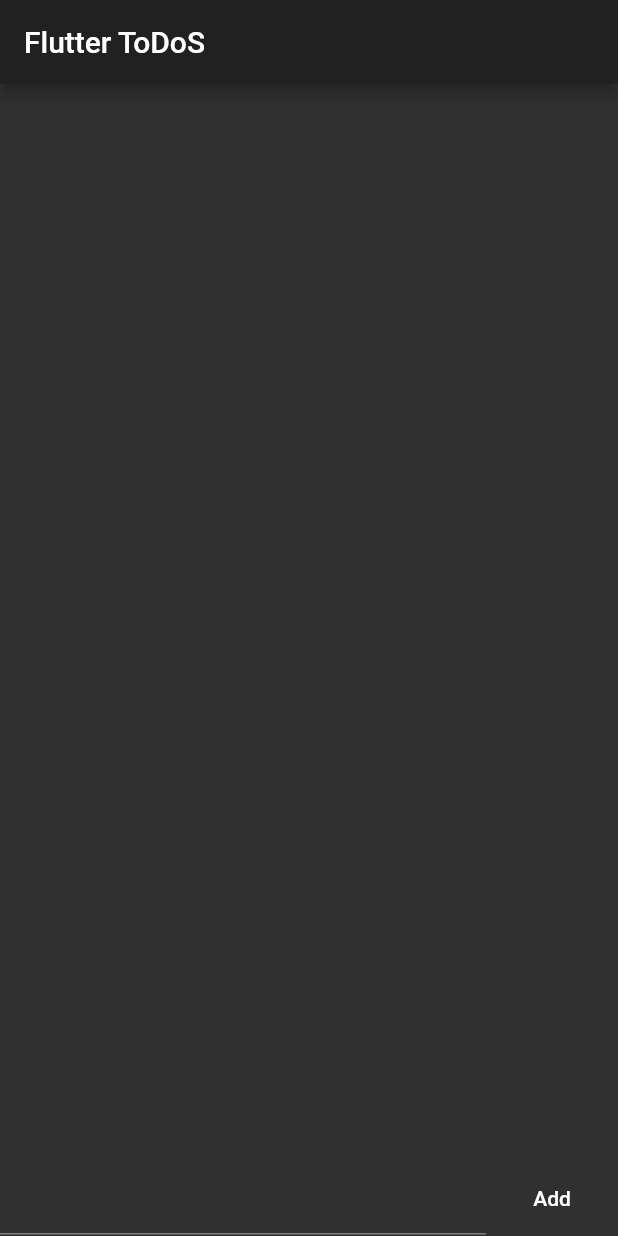
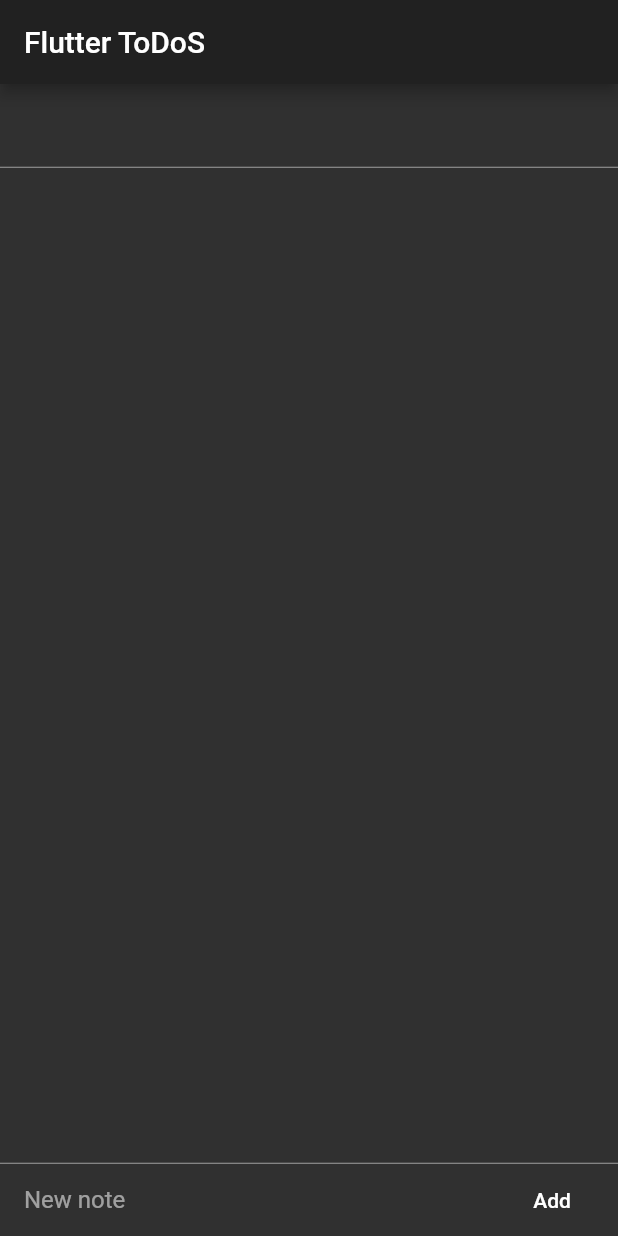
Before and after one commit to Moonkid/flutter_projects, a Flutter app: the screen it shows after launch, after a tap on "Add", on a phone screen of 412 x 824 dp. Run offline on Flutter 3.47's test engine with Material 2 defaults, Android fonts, the phone set to English and light mode, and no system bars.

Commit message:
changed layout and appearance

```diff
--- a/lecture_2_todos/lib/main.dart
+++ b/lecture_2_todos/lib/main.dart
@@ -10,7 +10,7 @@ class MyApp extends StatelessWidget {
   Widget build(BuildContext context) {
     return MaterialApp(
       title: 'Flutter Demo',
-      theme: ThemeData(brightness: Brightness.dark),
+      theme: ThemeData(brightness: Brightness.dark, cursorColor: Colors.white),
       home: HomeScreen(),
     );
   }
--- a/lecture_2_todos/lib/screens/home_screen.dart
+++ b/lecture_2_todos/lib/screens/home_screen.dart
@@ -16,7 +16,14 @@ class _HomeScreenState extends State<HomeScreen> {
         title: const Text('Flutter ToDoS'),
       ),
       body: Column(
-        children: <Widget>[Expanded(child: _listView()), Container(height: 50, child: _bottomActionBar())],
+        children: <Widget>[
+          Expanded(child: _listView()),
+          const Divider(
+            height: 1,
+            color: Colors.white54,
+          ),
+          _bottomActionBar()
+        ],
       ),
     );
   }
@@ -25,28 +32,65 @@ class _HomeScreenState extends State<HomeScreen> {
     return ListView.builder(
         itemCount: _todos.length,
         itemBuilder: (context, i) {
-          return ListTile(
-            title: Text(_todos[i]),
-          );
+          return _buildTile(i);
         });
+  }
+
+  Widget _buildTile(int i) {
+    return Stack(
+      alignment: AlignmentDirectional.bottomCenter,
+      children: <Widget>[
+        ListTile(
+          title: Text(_todos[i]),
+        ),
+        const Divider(
+          height: 1,
+          color: Colors.white54,
+        )
+      ],
+    );
   }
 
   Widget _bottomActionBar() => Row(
         mainAxisAlignment: MainAxisAlignment.end,
         children: <Widget>[
           Expanded(
-            child: TextField(
-              controller: _textController,
+            child: Padding(
+              padding: const EdgeInsets.symmetric(vertical: 8, horizontal: 16),
+              child: _buildExpandableTextField(),
             ),
           ),
           FlatButton(
             child: const Text('Add'),
-            onPressed: () {
-              setState(() {
-                _todos.add(_textController.text);
-              });
-            },
+            onPressed: addNewItem,
           )
         ],
       );
+
+  void addNewItem() {
+    setState(() {
+      _todos.add(_textController.text);
+      _textController.clear();
+    });
+  }
+
+  Widget _buildExpandableTextField() {
+    return ConstrainedBox(
+      constraints: const BoxConstraints(maxHeight: 150),
+      child: Scrollbar(
+        child: SingleChildScrollView(
+          scrollDirection: Axis.vertical,
+          reverse: true,
+          child: TextField(
+            keyboardType: TextInputType.multiline,
+            maxLines: null,
+            decoration: const InputDecoration.collapsed(
+                hintText: 'New note',
+                hintStyle: TextStyle(color: Colors.white54)),
+            controller: _textController,
+          ),
+        ),
+      ),
+    );
+  }
 }
```
